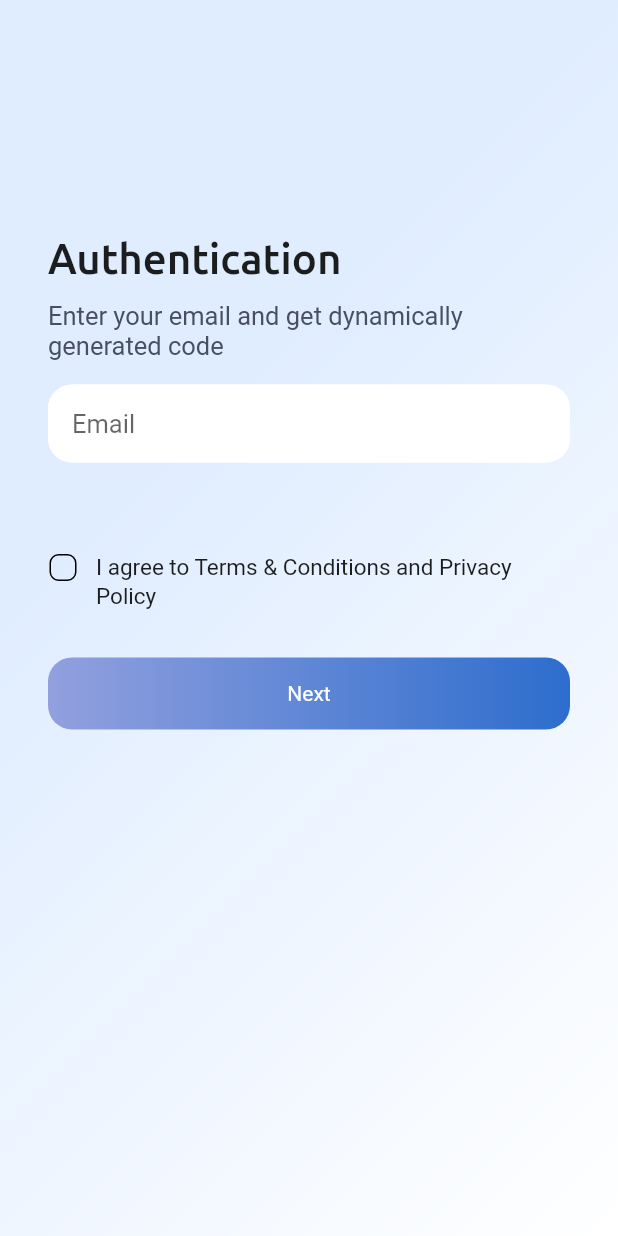
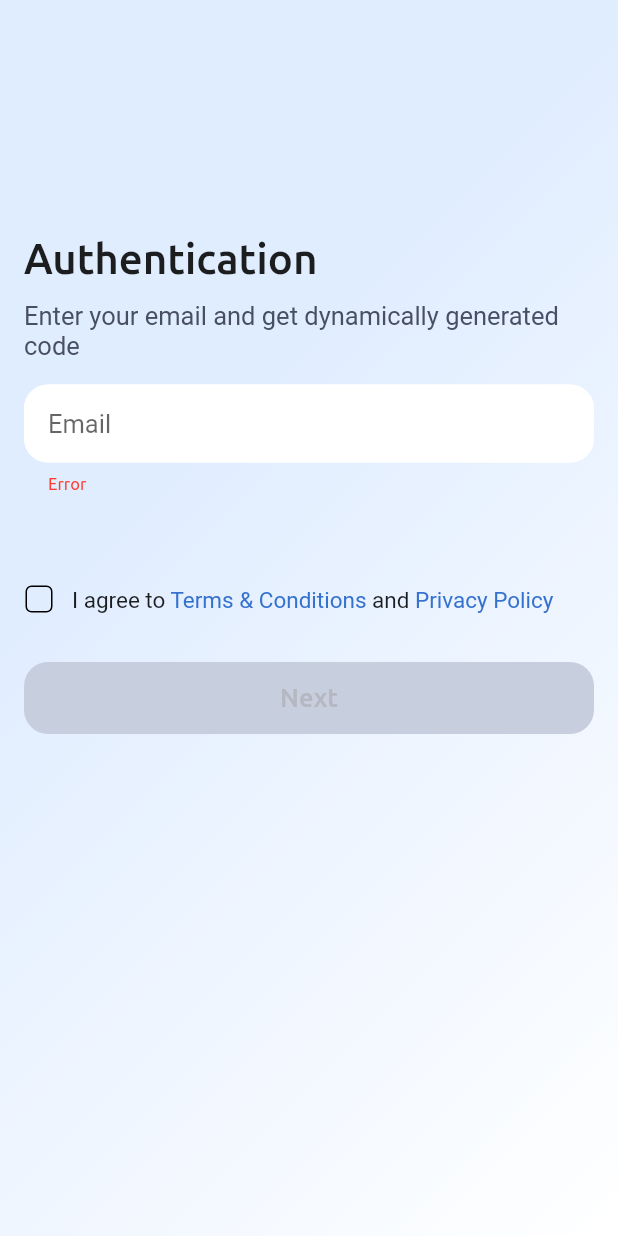
Before and after one commit to dev-KPI/golub-mobile, a Flutter app: the screen it shows after launch, on a phone screen of 412 x 824 dp. Run offline on Flutter 3.47's test engine with Material 2 defaults, Android fonts, the phone set to English and light mode, and no system bars; our stand-ins replace flutter_bloc, flutter_svg, freezed_annotation, go_router.

Commit message:
[Auth] - added BLoC

```diff
--- a/lib/l10n/intl_en.arb
+++ b/lib/l10n/intl_en.arb
@@ -3,5 +3,10 @@
  "labelContacts": "Contacts",
  "authScreenTitle": "Authentication",
  "authScreenDescription": "Enter your email and get dynamically generated code",
- "authScreenButtonLabel": "Next"
+ "authScreenButtonLabel": "Next",
+ "authScreenEmailPlaceholder": "Email",
+ "iAgreeLabel": "I agree to ",
+ "privacyPolicyLabel": "Privacy Policy",
+ "termsAndConditionsLabel": "Terms & Conditions",
+ "andLabel": " and "
 }
--- a/lib/l10n/intl_uk.arb
+++ b/lib/l10n/intl_uk.arb
@@ -3,5 +3,10 @@
   "labelContacts": "Контакти",
   "authScreenTitle": "Авторизація",
   "authScreenDescription": "Введіть адрес вашої електроної пошти та отримайте код авторизації",
-  "authScreenButtonLabel": "Далі"
+  "authScreenButtonLabel": "Далі",
+  "authScreenEmailPlaceholder": "Емайл",
+  "iAgreeLabel": "Я погоджуюсь з ",
+  "privacyPolicyLabel": "Політикою приватності",
+  "termsAndConditionsLabel": "Умовами та положеннями",
+  "andLabel": " та "
 }
--- /dev/null
+++ b/lib/src/domain/blocs/auth/auth_bloc.dart
@@ -0,0 +1,26 @@
+import 'package:flutter_bloc/flutter_bloc.dart';
+import 'package:freezed_annotation/freezed_annotation.dart';
+
+part 'auth_event.dart';
+part 'auth_state.dart';
+part 'auth_bloc.freezed.dart';
+
+class AuthBloc extends Bloc<AuthEvent, AuthState> {
+  AuthBloc() : super(AuthState.initial()) {
+    on<ChangeEmailFieldEvent>(_changeEmailFieldEvent);
+    on<ChangePrivacyPolicyStatusEvent>(_changePrivacyPolicyStatusEvent);
+  }
+
+  _changeEmailFieldEvent(
+    ChangeEmailFieldEvent event, Emitter<AuthState> emit) async {
+    emit(state.copyWith(email: event.value));
+  }
+
+  _changePrivacyPolicyStatusEvent(
+    ChangePrivacyPolicyStatusEvent event, Emitter<AuthState> emit) async {
+    emit(state.copyWith(privacyPolicyAccepted: event.value));
+  }
+
+  /// Getters
+  bool get isButtonDisabled => !state.privacyPolicyAccepted;
+}
--- /dev/null
+++ b/lib/src/domain/blocs/auth/auth_event.dart
@@ -0,0 +1,15 @@
+part of 'auth_bloc.dart';
+
+abstract class AuthEvent {}
+
+class ChangeEmailFieldEvent extends AuthEvent {
+  final String value;
+
+  ChangeEmailFieldEvent(this.value);
+}
+
+class ChangePrivacyPolicyStatusEvent extends AuthEvent {
+  final bool value;
+
+  ChangePrivacyPolicyStatusEvent(this.value);
+}
--- /dev/null
+++ b/lib/src/domain/blocs/auth/auth_state.dart
@@ -0,0 +1,20 @@
+part of 'auth_bloc.dart';
+
+enum AuthStatus {
+  initial,
+  loading,
+  success,
+  error,
+}
+
+@freezed
+class AuthState with _$AuthState {
+  const factory AuthState({
+    @Default(AuthStatus.initial) AuthStatus status,
+    @Default('') String email,
+    @Default(null) String? error,
+    @Default(false) bool privacyPolicyAccepted,
+  }) = _AuthState;
+
+  factory AuthState.initial() => const AuthState();
+}
--- a/lib/src/presentation/features/auth/screens/auth_screen.dart
+++ b/lib/src/presentation/features/auth/screens/auth_screen.dart
@@ -1,18 +1,44 @@
+import 'package:flutter/gestures.dart';
 import 'package:flutter/material.dart';
+import 'package:flutter_bloc/flutter_bloc.dart';
 import 'package:golub/generated/l10n.dart';
+import 'package:golub/src/domain/blocs/auth/auth_bloc.dart';
+import 'package:golub/src/presentation/ui_kit/theme/app_colors.dart';
 import 'package:golub/src/presentation/ui_kit/theme/app_styles.dart';
 import 'package:golub/src/presentation/ui_kit/ui.dart';
 import 'package:golub/src/presentation/ui_kit/widgets/input/text_field_widget.dart';
+import 'package:golub/src/presentation/utils/link_launcher.dart';
 
-class AuthScreen extends StatelessWidget {
+class AuthScreen extends StatefulWidget {
   const AuthScreen({super.key});
+
+  @override
+  State<AuthScreen> createState() => _AuthScreenState();
+}
+
+class _AuthScreenState extends State<AuthScreen> {
+  final AuthBloc _authBloc = AuthBloc();
+
+  final TapGestureRecognizer _termsConditionsTapRecognizer =
+    TapGestureRecognizer();
+  final TapGestureRecognizer _privacyPolicyTapRecognizer =
+    TapGestureRecognizer();
+
+  @override
+  void dispose() {
+    _termsConditionsTapRecognizer.dispose();
+    _privacyPolicyTapRecognizer.dispose();
+    super.dispose();
+  }
 
   @override
   Widget build(BuildContext context) {
     final s = S.of(context);
     final size = MediaQuery.of(context).size;
 
-    return Scaffold(
+    return BlocProvider(
+      create: (_) => _authBloc,
+      child: Scaffold(
         body: Container(
           constraints: const BoxConstraints.expand(),
           decoration: const BoxDecoration(
@@ -20,10 +46,7 @@ class AuthScreen extends StatelessWidget {
           ),
           child: SafeArea(
             child: Padding(
-            padding: const EdgeInsets.symmetric(
-              vertical: 16.0,
-              horizontal: 32.0,
-            ),
+              padding: const EdgeInsets.only(top: 16.0, left: 16.0, right: 16.0),
               child: SingleChildScrollView(
                 child: Column(
                   crossAxisAlignment: CrossAxisAlignment.start,
@@ -44,7 +67,8 @@ class AuthScreen extends StatelessWidget {
                     ),
                     const SizedBox(height: 16.0),
                     TextFieldWidget(
-                    hintText: 'Email',
+                      hintText: s.authScreenEmailPlaceholder,
+                      error: 'Error',
                     ),
                     Padding(
                       padding: const EdgeInsets.only(
@@ -57,45 +81,77 @@ class AuthScreen extends StatelessWidget {
                           SizedBox(
                             width: 20.0,
                             height: 20.0,
-                          child: Checkbox(
+                            child: BlocBuilder(
+                              bloc: _authBloc,
+                              builder: (BuildContext context, AuthState state) {
+                                return Checkbox(
                                   materialTapTargetSize:
                                   MaterialTapTargetSize.shrinkWrap,
                                   shape: RoundedRectangleBorder(
-                              borderRadius: BorderRadius.circular(6.0)
+                                    borderRadius: BorderRadius.circular(4.0)
                                   ),
                                   side: const BorderSide(
                                     color: Colors.black,
                                     width: 1.0,
                                   ),
                                   checkColor: Colors.white,
-                            value: false,
-                            onChanged: (bool? value) {
-                              print('value');
-                              print(value);
+                                  activeColor: AppColors.brightLightPurple,
+                                  value: state.privacyPolicyAccepted,
+                                  onChanged: (bool? value) => _authBloc.add(
+                                    ChangePrivacyPolicyStatusEvent(value ?? false),
+                                  ),
+                                );
                               },
                             ),
                           ),
                           const SizedBox(width: 12.0),
                           Expanded(
-                          child: Text(
-                            'I agree to Terms & Conditions'
-                            ' and Privacy Policy',
-                            style: Theme.of(context)
-                              .textTheme
-                              .bodySmall
-                              ?.copyWith(height: 1.25),
+                            child: RichText(
+                              maxLines: 2,
+                              text: TextSpan(
+                                text: s.iAgreeLabel,
+                                style: Theme.of(context).textTheme.bodySmall,
+                                children: <TextSpan>[
+                                  TextSpan(
+                                    recognizer: _termsConditionsTapRecognizer
+                                      ..onTap = () =>
+                                      launchLink('https://google.com'),
+                                    text: s.termsAndConditionsLabel,
+                                    style: Theme.of(context).textTheme.bodySmall?.copyWith(
+                                      color: AppColors.brightBlue
+                                    ),
+                                  ),
+                                  TextSpan(text: s.andLabel),
+                                  TextSpan(
+                                    recognizer: _privacyPolicyTapRecognizer
+                                      ..onTap = () =>
+                                      launchLink('https://google.com'),
+                                    text: s.privacyPolicyLabel,
+                                    style: Theme.of(context).textTheme.bodySmall?.copyWith(
+                                      color: AppColors.brightBlue
                                     ),
                                   ),
                                 ],
                               ),
                             ),
-                  ElevatedButtonWidget(
+                          ),
+                        ],
+                      ),
+                    ),
+                    BlocBuilder(
+                      bloc: _authBloc,
+                      builder: (BuildContext context, AuthState state) {
+                        return ElevatedButtonWidget(
+                          isDisabled: _authBloc.isButtonDisabled,
                           onPressed: () {
                             print('onPressed');
                           },
                           buttonLabel: s.authScreenButtonLabel,
+                        );
+                      },
                     ),
                   ],
+                ),
               ),
             ),
           ),
--- a/lib/src/presentation/ui_kit/theme/app_colors.dart
+++ b/lib/src/presentation/ui_kit/theme/app_colors.dart
@@ -21,6 +21,7 @@ class AppColors {
   static const Color brightBlue = Color(0xFF3571CF);
   static const Color brightIndigo = Color(0xFF7F92DC);
   static const Color brightPurple = Color(0xFF9052DE);
+  static const Color brightLightPurple = Color(0xFF7F8DE9);
 
   static const Color mixBlueGray = Color(0xFFF3F2F8);
   static const Color mixBlueGray1 = Color(0xFFD6DAEB);
--- a/lib/src/presentation/ui_kit/theme/themes/light_theme.dart
+++ b/lib/src/presentation/ui_kit/theme/themes/light_theme.dart
@@ -37,5 +37,12 @@ final lightTheme = ThemeData(
       borderSide: const BorderSide(color: AppColors.baseWhite),
       borderRadius: BorderRadius.circular(16.0),
     ),
+    disabledBorder: OutlineInputBorder(
+      borderSide: const BorderSide(color: AppColors.baseWhite),
+      borderRadius: BorderRadius.circular(16.0),
+    ),
+  ),
+  progressIndicatorTheme: const ProgressIndicatorThemeData(
+    color: AppColors.baseWhite,
   ),
 );
--- a/lib/src/presentation/ui_kit/widgets/buttons/elevated_button_widget.dart
+++ b/lib/src/presentation/ui_kit/widgets/buttons/elevated_button_widget.dart
@@ -1,4 +1,5 @@
 import 'package:flutter/material.dart';
+import 'package:golub/src/presentation/ui_kit/theme/app_colors.dart';
 import 'package:golub/src/presentation/ui_kit/theme/app_sizes.dart';
 import 'package:golub/src/presentation/ui_kit/theme/app_styles.dart';
 
@@ -8,6 +9,8 @@ class ElevatedButtonWidget extends StatelessWidget {
   final double? borderRadius;
   final VoidCallback onPressed;
   final String buttonLabel;
+  final bool isLoading;
+  final bool isDisabled;
 
   const ElevatedButtonWidget({
     required this.onPressed,
@@ -15,6 +18,8 @@ class ElevatedButtonWidget extends StatelessWidget {
     this.height,
     this.borderRadius,
     this.buttonLabel = '',
+    this.isLoading = false,
+    this.isDisabled = false,
     super.key
   });
 
@@ -26,13 +31,14 @@ class ElevatedButtonWidget extends StatelessWidget {
         minHeight: height ?? AppSizes.elevatedButtonHeight,
       ),
       decoration: BoxDecoration(
-        gradient: AppStyles.bluePurpleGradient,
+        gradient: !isDisabled ? AppStyles.bluePurpleGradient : null,
+        color: isDisabled ? AppColors.baseGray3 : null,
         borderRadius: BorderRadius.circular(
           borderRadius ?? AppSizes.elevatedButtonBorderRadius
         ),
       ),
       child: ElevatedButton(
-        onPressed: onPressed,
+        onPressed: !isDisabled ? onPressed : null,
         style: ButtonStyle(
           backgroundColor: MaterialStateProperty.all(Colors.transparent),
           shadowColor: MaterialStateProperty.all(Colors.transparent),
@@ -44,8 +50,17 @@ class ElevatedButtonWidget extends StatelessWidget {
             ),
           ),
         ),
-        child: Text(
+        child: isLoading ? Center(
+          child: CircularProgressIndicator(
+            color: Theme.of(context).progressIndicatorTheme.color,
+            strokeWidth: 2.0,
+          ),
+        ) :
+        Text(
           buttonLabel,
+          style: Theme.of(context).textTheme.titleSmall?.copyWith(
+            color: isDisabled ? AppColors.baseGray4 : AppColors.baseWhite,
+          ),
         ),
       ),
     );
--- a/lib/src/presentation/ui_kit/widgets/input/text_field_widget.dart
+++ b/lib/src/presentation/ui_kit/widgets/input/text_field_widget.dart
@@ -3,15 +3,20 @@ import 'package:golub/src/presentation/ui_kit/theme/app_colors.dart';
 
 class TextFieldWidget extends StatelessWidget {
   final String? hintText;
+  final String? error;
 
-  const TextFieldWidget({this.hintText, super.key});
+  const TextFieldWidget({
+    this.hintText,
+    this.error,
+    super.key
+  });
 
   @override
   Widget build(BuildContext context) {
     return Container(
       constraints: const BoxConstraints(
         minWidth: double.infinity,
-        maxHeight: 52.0,
+        minHeight: 52.0,
       ),
       child: TextField(
         style: Theme.of(context).textTheme.bodyMedium?.copyWith(
@@ -20,6 +25,10 @@ class TextFieldWidget extends StatelessWidget {
           ),
         decoration: InputDecoration(
           hintText: hintText,
+          helperText: error,
+          helperStyle: Theme.of(context).textTheme.displaySmall?.copyWith(
+            color: AppColors.brightRed,
+          ),
         ),
       ),
     );
--- /dev/null
+++ b/lib/src/presentation/utils/link_launcher.dart
@@ -0,0 +1,8 @@
+import 'package:url_launcher/url_launcher.dart';
+
+Future<void> launchLink(String link) async {
+  final Uri url = Uri.parse(link);
+  if (!await launchUrl(url)) {
+    throw Exception('Could not launch $url');
+  }
+}
--- a/pubspec.yaml
+++ b/pubspec.yaml
@@ -18,7 +18,9 @@ dependencies:
   flutter_svg: 2.0.9
   intl: 0.18.1
   freezed: 2.4.5
-
+  freezed_annotation: 2.4.1
+  flutter_bloc: 8.1.3
+  url_launcher: 6.2.1
 
 dev_dependencies:
   flutter_test:
```
Also changed, not shown: lib/generated/intl/messages_en.dart, lib/generated/intl/messages_uk.dart, lib/generated/l10n.dart, lib/src/domain/blocs/auth/auth_bloc.freezed.dart (added), pubspec.lock, 8 other files. Lines whose indentation alone changed are shown as unchanged.
